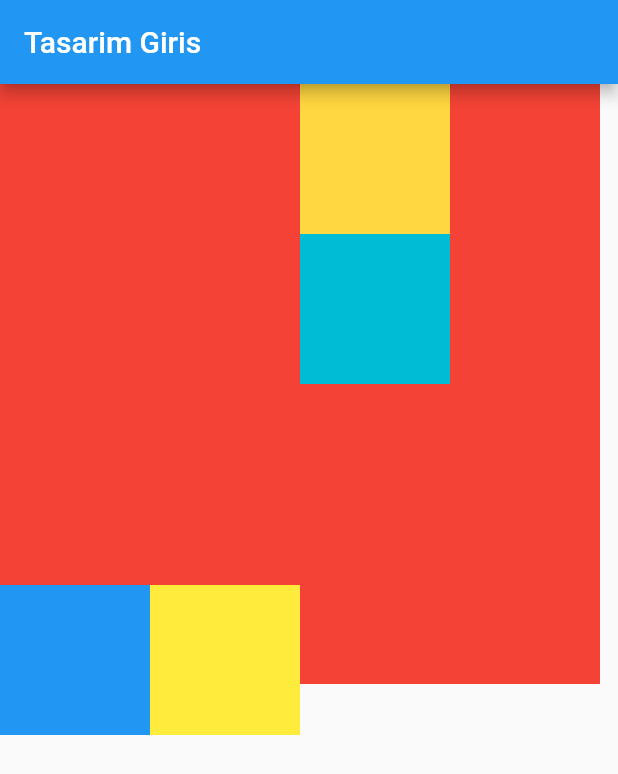
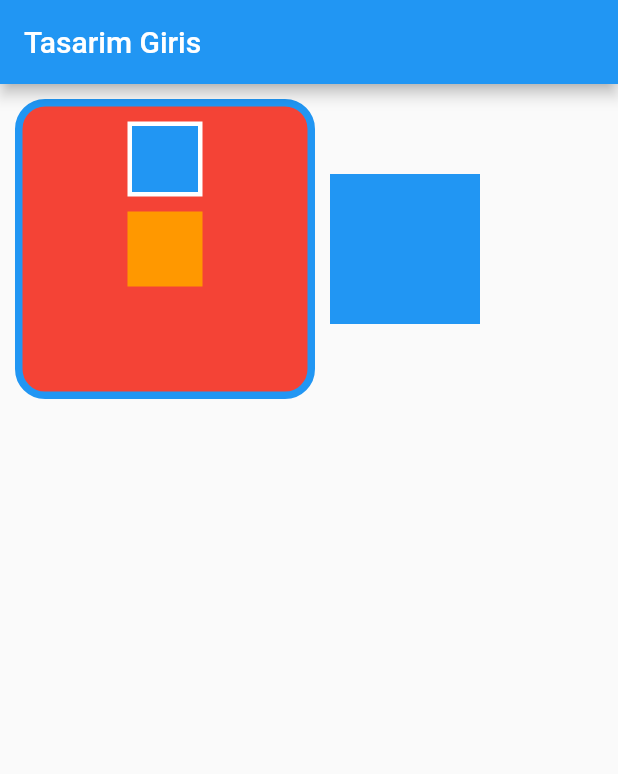
Before and after one commit to tahaturan/flutter_first_project_beginner_level, a Flutter app: the screen it shows after launch, on a phone screen of 412 x 824 dp. Shown: the top 774 px of the screen. Run offline on Flutter 3.47's test engine with Material 2 defaults, Android fonts, the phone set to English and light mode, and no system bars.

Commit message:
tasakrim container calismalari

```diff
--- a/lib/main.dart
+++ b/lib/main.dart
@@ -31,22 +31,41 @@
       appBar: AppBar(
         title: Text(widget.title),
       ),
-      body: Stack(
+      body: Row(
         children: [
-          Container(width: 400, height: 400,color: Colors.red,),
-          Row(
+          Container(
+
+          margin: const EdgeInsets.all(10),
+          width: 200,
+          height: 200,
+          decoration: BoxDecoration(
+          color: Colors.red,
+          border: Border.all(
+            color: Colors.blue,
+            width: 5,
+          ),
+          borderRadius: const BorderRadius.all(Radius.circular(20)),
+          ),
+          child: Column(
             children: [
-              Container(width: 100,height: 100,color: Colors.blue,),
-              Container(width: 100,height: 100,color: Colors.yellow,),
-              Column(
-                children: [
-                  Container(width: 100,height: 100,color: Colors.amberAccent,),
-                  Container(width: 100,height: 100,color: Colors.cyan,),
-                ],
+              Container(
+                margin: const EdgeInsets.all(10),
+                width: 50,
+                height: 50,
+                decoration: BoxDecoration(
+                  color: Colors.blue,
+                  border: Border.all(
+                    color: Colors.white,
+                    width: 3,
+                  )
+                ),
               ),
+              Container(width: 50,height: 50,color: Colors.orange,),
             ],
           ),
 
+          ),
+          Container(width: 100,height: 100,color: Colors.blue,),
         ],
       ),
     );
```
